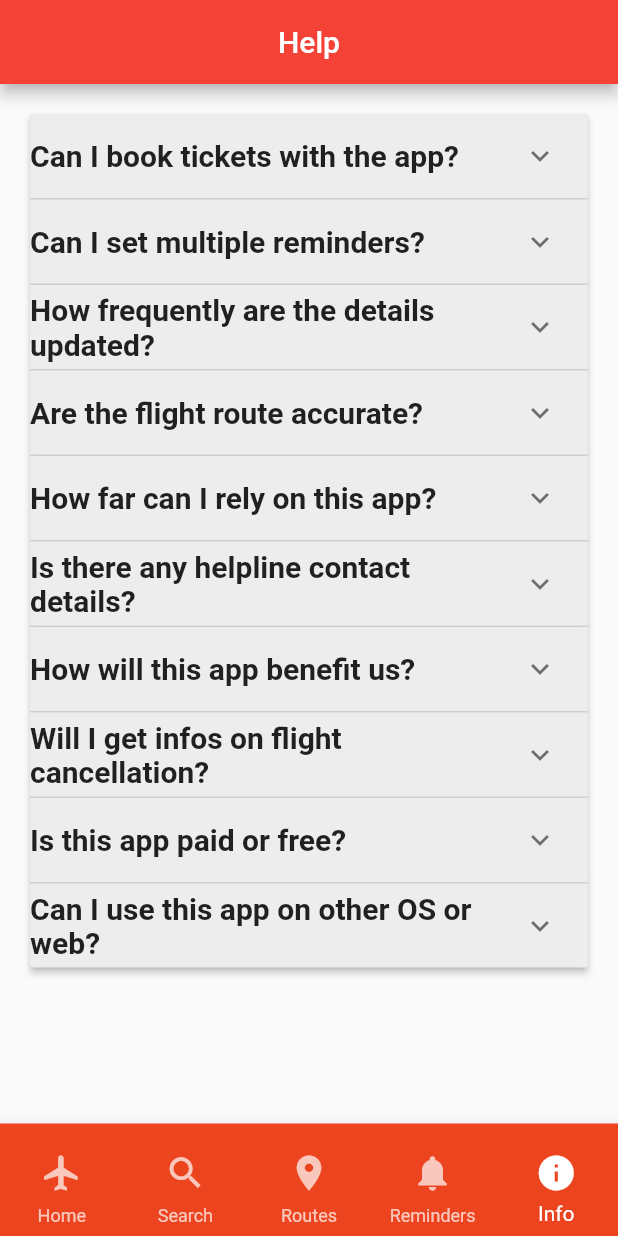
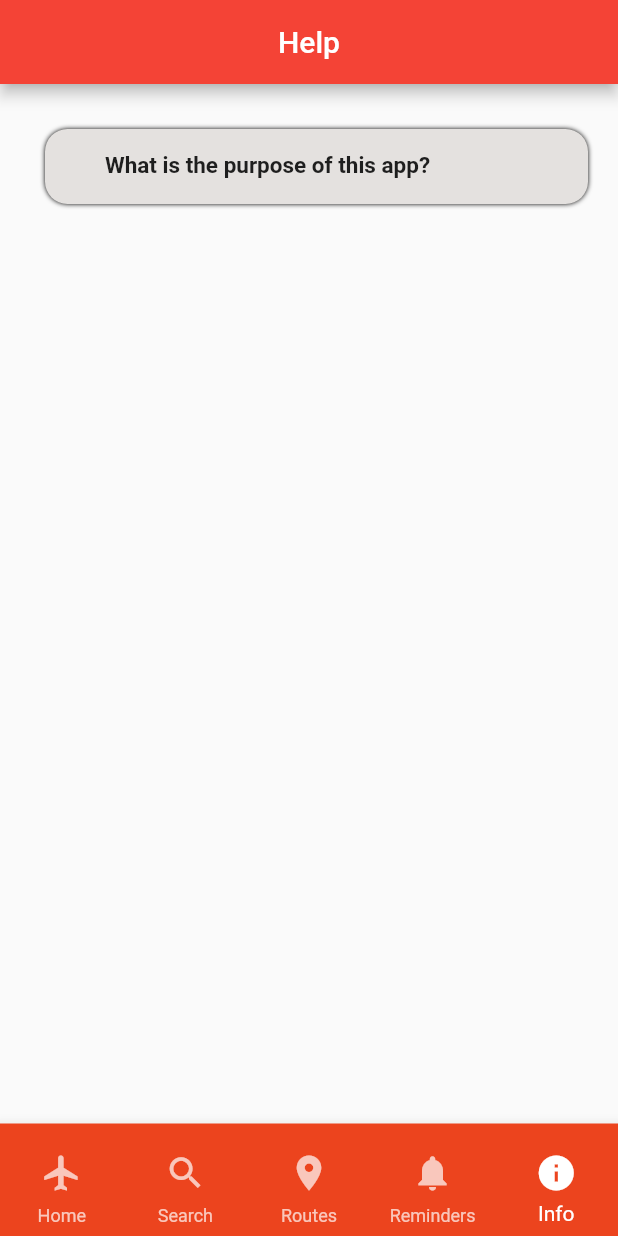
Before and after one commit to divyashC/fids_mobile_app, a Flutter app: the screen it shows after launch, item 5 of the bottom bar chosen, on a phone screen of 412 x 824 dp. Run offline on Flutter 3.47's test engine with Material 2 defaults, Android fonts, the phone set to English and light mode, and no system bars; our stand-ins replace flutter_local_notifications, timezone; network calls fail; Roboto replaces fonts that are missing (Arial).

Commit message:
Update info_page.dart

```diff
--- a/lib/info_page.dart
+++ b/lib/info_page.dart
@@ -8,21 +8,6 @@ class InfoPage extends StatefulWidget {
 }
 
 class _InfoPageState extends State<InfoPage> {
-  static const loremIpsum =
-      'Lorem ipsum dolor sit amet, consectetur adipiscing elit. Nullam vel sem quis massa sollicitudin ultrices. Aenean turpis felis, gravida aliquam quam ac, venenatis pellentesque dolor. Aliquam quis massa euismod, pulvinar elit sit amet, sollicitudin est. Sed nunc purus, egestas quis rhoncus vitae, egestas consectetur libero. Etiam at ornare purus.';
-  final List<Item> items = [
-    Item(header: 'Can I book tickets with the app?', body: loremIpsum),
-    Item(header: 'Can I set multiple reminders?', body: loremIpsum),
-    Item(header: 'How frequently are the details updated?', body: loremIpsum),
-    Item(header: 'Are the flight route accurate?', body: loremIpsum),
-    Item(header: 'How far can I rely on this app?', body: loremIpsum),
-    Item(header: 'Is there any helpline contact details? ', body: loremIpsum),
-    Item(header: 'How will this app benefit us?', body: loremIpsum),
-    Item(header: 'Will I get infos on flight cancellation?', body: loremIpsum),
-    Item(header: 'Is this app paid or free?', body: loremIpsum),
-    Item(header: 'Can I use this app on other OS or web?', body: loremIpsum),
-  ];
-
   @override
   Widget build(BuildContext context) => Scaffold(
         appBar: AppBar(
@@ -30,64 +15,40 @@ class _InfoPageState extends State<InfoPage> {
           centerTitle: true,
           backgroundColor: Colors.red,
         ),
-        body: SingleChildScrollView(
-          padding:
-              const EdgeInsets.only(left: 20, top: 20, bottom: 20, right: 20),
-          child: ExpansionPanelList.radio(
-            expandedHeaderPadding: (const EdgeInsets.all(20)),
-            animationDuration: const Duration(milliseconds: 500),
-            initialOpenPanelValue: 26,
-            children: items
-                .map(
-                  (item) => ExpansionPanelRadio(
-                    canTapOnHeader: true,
-                    backgroundColor: const Color.fromARGB(255, 238, 237, 237),
-                    value: item.header,
-                    headerBuilder: (context, isExpanded) => ListTitle(
-                      title: Text(
-                        item.header,
-                        style: const TextStyle(
-                          fontSize: 20,
-                          fontWeight: (FontWeight.bold),
-                          fontFamily: 'Arial',
-                        ),
-                      ),
-                    ),
-                    body: ListTitle(
-                      title: Text(
-                        item.body,
-                        style: const TextStyle(
-                          fontSize: 18,
-                        ),
-                        overflow: TextOverflow.clip,
-                      ),
+        body: ListView(
+          children: <Widget>[
+            Column(
+              children: [
+                Container(
+                  height: 50,
+                  width: 400,
+                  decoration: const BoxDecoration(
+                    boxShadow: [
+                      BoxShadow(
+                        color: Colors.black,
+                        blurRadius: 2.0,
+                        spreadRadius: 0.0,
+                        offset:
+                            Offset(0.0, 0.0), // shadow direction: bottom right
+                      )
+                    ],
+                    color: Color.fromARGB(255, 228, 225, 223),
+                    borderRadius: BorderRadius.all(Radius.circular(15)),
+                  ),
+                  margin:
+                      const EdgeInsets.only(left: 30.0, right: 20.0, top: 30.0),
+                  padding: const EdgeInsets.only(left: 40.0, top: 15.0),
+                  child: const Text(
+                    'What is the purpose of this app?',
+                    style: TextStyle(
+                      fontSize: 15,
+                      fontWeight: FontWeight.bold,
                     ),
                   ),
-                )
-                .toList(),
-          ),
+                ),
+              ],
+            ),
+          ],
         ),
       );
 }
-
-class ListTitle extends StatelessWidget {
-  const ListTitle({super.key, required this.title});
-
-  final Widget title;
-
-  @override
-  Widget build(BuildContext context) => ListTile(
-        title: title,
-        contentPadding: const EdgeInsets.symmetric(horizontal: 0),
-      );
-}
-
-class Item {
-  final String header;
-  final String body;
-
-  Item({
-    required this.header,
-    required this.body,
-  });
-}
```
